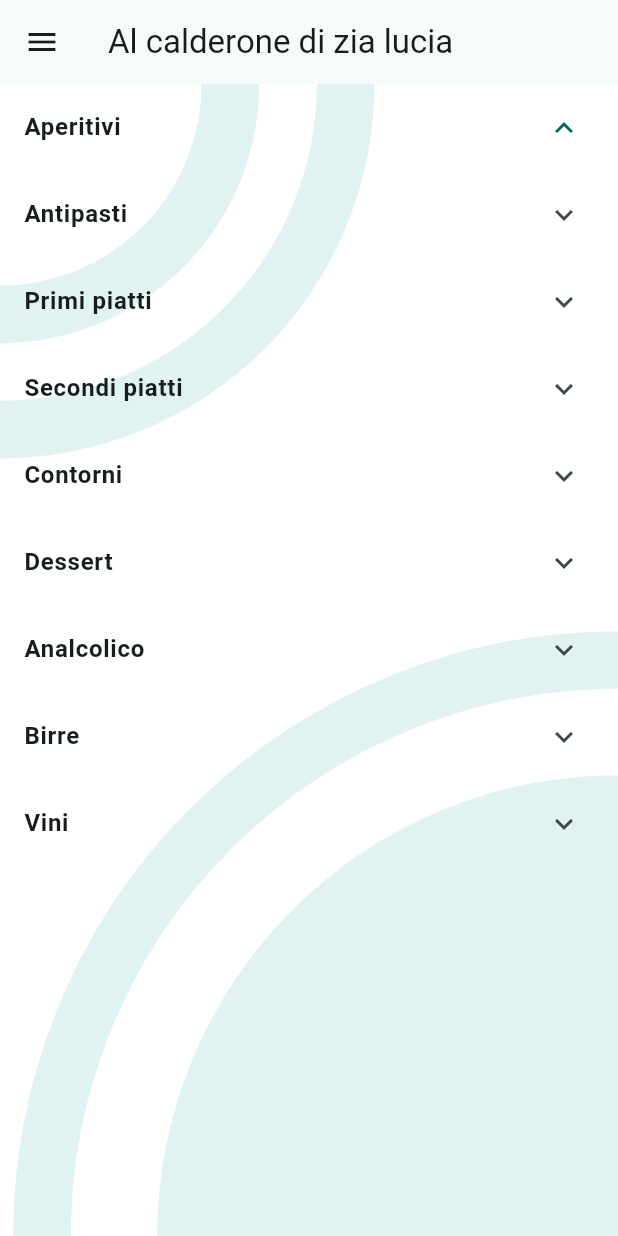
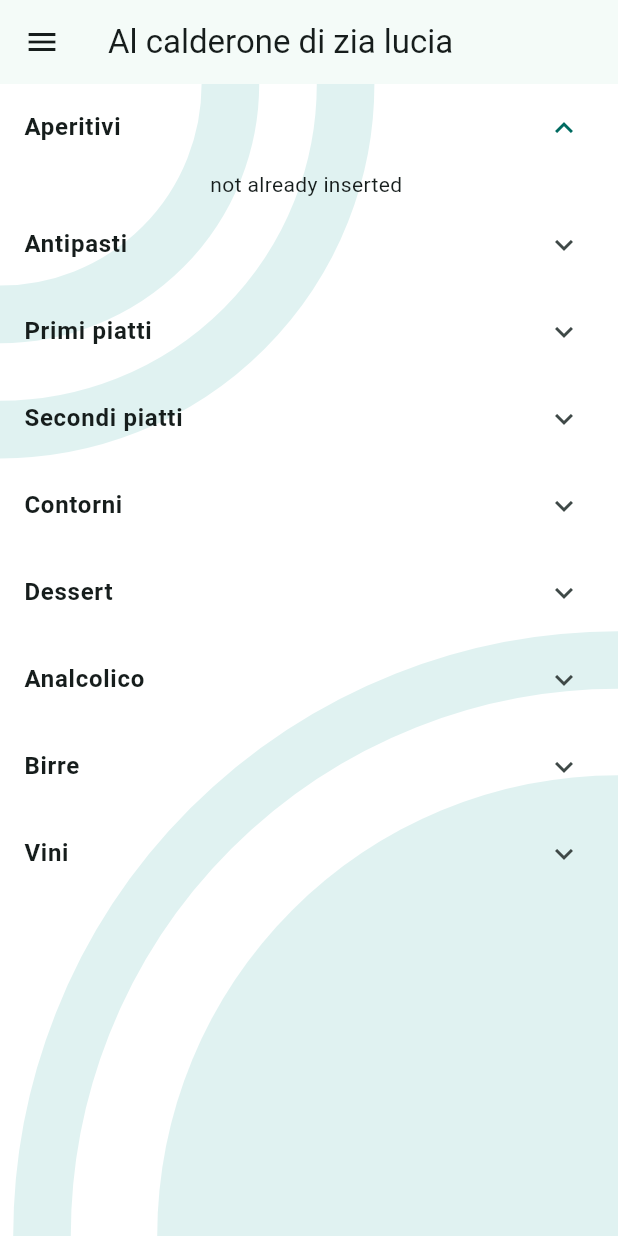
Before and after one commit to viler01/example_menu, a Flutter app: the screen it shows after launch, after a tap on "Aperitivi", on a phone screen of 412 x 824 dp. Run offline on Flutter 3.47's test engine with Material 3 defaults, Android fonts, the phone set to English and light mode, and no system bars; our stand-ins replace cloud_firestore, file_picker, firebase_auth, firebase_core, firebase_storage, flutter_svg; accounts and stored records are empty.

Commit message:
Is now possible see the actual foods inside each section of the menu in customer HomePage

```diff
--- a/lib/RouteGenerator.dart
+++ b/lib/RouteGenerator.dart
@@ -1,6 +1,6 @@
 import 'package:example_menu/screens/staffScreen/StaffAddScreen.dart';
 import 'package:flutter/material.dart';
-import 'package:example_menu/screens/staffScreen/HomePage.dart';
+import 'package:example_menu/screens/HomePage.dart';
 import 'package:example_menu/screens/staffScreen/LoginScreen.dart';
 import 'package:example_menu/screens/staffScreen/StaffEditScreen.dart';
 import 'package:example_menu/screens/staffScreen/StaffHomepage.dart';
--- a/lib/models/food_model.dart
+++ b/lib/models/food_model.dart
@@ -65,7 +65,7 @@ String translateFoodDescription({required Food food, required LanguageName langu
 
 
 //Traduzione delle food categories
-String translateFodCategory ({required FoodCategory foodCategory}){
+String translateFoodCategory ({required FoodCategory foodCategory}){
   switch(currentLanguage){
 
     case LanguageName.eng:
--- /dev/null
+++ b/lib/screens/HomePage.dart
@@ -0,0 +1,185 @@
+import 'package:example_menu/GlobalVariable.dart';
+import 'package:example_menu/models/language_model.dart';
+import 'package:example_menu/widgets/GeneralWidget/MyBackground.dart';
+import 'package:example_menu/widgets/costumersWidgets/FoodCardMenu.dart';
+import '../services/imports.dart';
+
+class HomePage extends StatefulWidget {
+  const HomePage({super.key});
+
+  @override
+  State<HomePage> createState() => _HomePageState();
+}
+
+class _HomePageState extends State<HomePage> {
+
+  late Stream<List<Food?>> myStream;
+
+  @override
+  void initState( ) {
+
+    myStream = DatabaseFood.allFood;
+
+    super.initState();
+  }
+
+  @override
+  Widget build(BuildContext context) {
+
+
+    return Scaffold(
+
+
+      appBar: AppBar(
+        title: Text(restourantName),
+      ),
+
+
+      drawer: Drawer(
+        backgroundColor: secondaryColor,
+        child: SafeArea(
+          child: SingleChildScrollView(
+            child: Column(
+              children: [
+                for(var language in Language.languageList())ListTile(
+                  leading: Text(language.flag),
+                  title: Text(language.visualName),
+                  onTap: (){
+                    setState(() {
+                      currentLanguage = language.name;
+                    });
+                    Navigator.pop(context);
+                  },
+                ),
+
+                const Divider(color: Colors.black,),
+                ListTile(
+                  leading: const Icon(Icons.person),
+                  title: const Text('Staff Login'),
+                  onTap: ()
+                  {
+                    Navigator.push(context,
+                        MaterialPageRoute(builder: (context) {
+                          return StreamProvider<CurrentUser?>.value(
+                              value: AuthService().user,
+                              initialData: CurrentUser(),
+                              catchError: (_, __) => null,
+                              child: AppDirector());
+                        }));
+                  }
+
+                )
+              ],
+            ),
+          ),
+        ),
+      ),
+
+      body: CustomPaint(
+        painter: MyBackground(),
+        child: SizedBox(
+          height: double.infinity,
+          child: SingleChildScrollView(
+            child:  StreamBuilder<List<Food?>>(
+                stream: myStream,
+                builder: (BuildContext context,
+                    AsyncSnapshot<List<Food?>> snapshot) {
+                  if (snapshot.hasError) {
+                    print(snapshot.error);
+                    return const Text('Something went wrong');
+                  }
+
+                  if (snapshot.connectionState ==
+                      ConnectionState.waiting) {
+                    return const LoadingWidget();
+                  }
+
+                  List<Food?> allFood = snapshot.data!;
+
+                  List<Food?> aperitifsList = getRightFood(
+                      allFood, 'FoodCategory.aperitifs');
+                  List<Food?> appetizersList = getRightFood(
+                      allFood, 'FoodCategory.appetizers');
+                  List<Food?> maindishesList = getRightFood(
+                      allFood, 'FoodCategory.mainDishes');
+                  List<Food?> secondCoursesList = getRightFood(
+                      allFood, 'FoodCategory.secondCourses');
+                  List<Food?> sideDishesList = getRightFood(
+                      allFood, 'FoodCategory.sideDishes');
+                  List<Food?> dessertList = getRightFood(
+                      allFood, 'FoodCategory.dessert');
+                  List<Food?> nonAlcoholicList = getRightFood(
+                      allFood, 'FoodCategory.nonAlcoholic');
+                  List<Food?> beersList = getRightFood(
+                      allFood, 'FoodCategory.beers');
+                  List<Food?> winesList = getRightFood(
+                      allFood, 'FoodCategory.wines');
+
+                  List<List<Food?>> allFoodInList=[
+                    aperitifsList,
+                    appetizersList,
+                    maindishesList,
+                    secondCoursesList,
+                    sideDishesList,
+                    dessertList,
+                    nonAlcoholicList,
+                    beersList,
+                    winesList,
+                  ];
+
+                  return Column(
+                      children: [
+                        for (int i =0; i<FoodCategory.values.length;i++)...
+                        [
+                          CustomExpansionTile(
+                            title: translateFoodCategory(
+                                foodCategory: FoodCategory.values[i]),
+                            children: [
+                              allFoodInList[i].isEmpty
+                                  ? Center(
+                                  child: Center(
+                                    child: Text(
+                                      'not already inserted ',
+                                    ),
+                                  ))
+                                  : Padding(
+                                padding:
+                                const EdgeInsets.all(8.0),
+                                child: ListView.builder(
+                                  physics:
+                                  const NeverScrollableScrollPhysics(),
+                                  shrinkWrap: true,
+                                  scrollDirection:
+                                  Axis.vertical,
+                                  itemBuilder:
+                                      (context, int index) {
+                                    return FoodCardMenu(food: allFoodInList[i][index]!);
+                                  },
+                                  itemCount: allFoodInList[i].length,
+                                ),
+                              )
+                            ],
+                          )
+
+                        ]
+                      ]
+                  );
+                }),
+          ),
+        ),
+      )
+    );
+  }
+}
+/*
+*  Column(
+              children: [
+                for(var foodCategory in FoodCategory.values)CustomExpansionTile(
+                    title: translateFodCategory(foodCategory: foodCategory),
+                  children: [
+                    for(var food in provaListaMenu)if(food.category == foodCategory)FoodCardMenu(food: food,)
+                  ],
+                ),
+              ],
+            ),
+* */
--- a/lib/screens/staffScreen/HomePage.dart
+++ /dev/null
@@ -1,87 +0,0 @@
-import 'package:example_menu/GlobalVariable.dart';
-import 'package:example_menu/models/language_model.dart';
-import 'package:example_menu/widgets/GeneralWidget/MyBackground.dart';
-import 'package:example_menu/widgets/costumersWidgets/FoodCardMenu.dart';
-import '../../services/imports.dart';
-
-class HomePage extends StatefulWidget {
-  const HomePage({super.key});
-
-  @override
-  State<HomePage> createState() => _HomePageState();
-}
-
-class _HomePageState extends State<HomePage> {
-  @override
-  Widget build(BuildContext context) {
-
-
-    return Scaffold(
-
-      appBar: AppBar(
-        title: Text(restourantName),
-      ),
-
-
-      drawer: Drawer(
-        backgroundColor: secondaryColor,
-        child: SafeArea(
-          child: SingleChildScrollView(
-            child: Column(
-              children: [
-                for(var language in Language.languageList())ListTile(
-                  leading: Text(language.flag),
-                  title: Text(language.visualName),
-                  onTap: (){
-                    setState(() {
-                      currentLanguage = language.name;
-                    });
-                    Navigator.pop(context);
-                  },
-                ),
-
-                const Divider(color: Colors.black,),
-                ListTile(
-                  leading: const Icon(Icons.person),
-                  title: const Text('Staff Login'),
-                  onTap: ()
-                  {
-                    Navigator.push(context,
-                        MaterialPageRoute(builder: (context) {
-                          return StreamProvider<CurrentUser?>.value(
-                              value: AuthService().user,
-                              initialData: CurrentUser(),
-                              catchError: (_, __) => null,
-                              child: AppDirector());
-                        }));
-                  }
-
-                )
-              ],
-            ),
-          ),
-        ),
-      ),
-
-
-      body: CustomPaint(
-        painter: MyBackground(),
-        child: SizedBox(
-          height: double.infinity,
-          child: SingleChildScrollView(
-            child: Column(
-              children: [
-                for(var foodCategory in FoodCategory.values)CustomExpansionTile(
-                    title: translateFodCategory(foodCategory: foodCategory),
-                  children: [
-                    for(var food in provaListaMenu)if(food.category == foodCategory)FoodCardMenu(food: food,)
-                  ],
-                ),
-              ],
-            ),
-          ),
-        ),
-      )
-    );
-  }
-}
--- a/lib/screens/staffScreen/StaffAddScreen.dart
+++ b/lib/screens/staffScreen/StaffAddScreen.dart
@@ -123,7 +123,7 @@ class _StaffAddScreenState extends State<StaffAddScreen> {
                                                   items: FoodCategory.values.map<DropdownMenuItem<FoodCategory>>((FoodCategory value) {
                                                     return DropdownMenuItem<FoodCategory>(
                                                       value: value,
-                                                      child: Text(translateFodCategory(foodCategory: value)),
+                                                      child: Text(translateFoodCategory(foodCategory: value)),
                                                     );
                                                   }).toList(),
                                                   onChanged: (value){
@@ -298,7 +298,7 @@ class _StaffAddScreenState extends State<StaffAddScreen> {
                                       items: FoodCategory.values.map<DropdownMenuItem<FoodCategory>>((FoodCategory value) {
                                         return DropdownMenuItem<FoodCategory>(
                                           value: value,
-                                          child: Text(translateFodCategory(foodCategory: value)),
+                                          child: Text(translateFoodCategory(foodCategory: value)),
                                         );
                                       }).toList(),
                                       onChanged: (value){
--- a/lib/screens/staffScreen/StaffEditScreen.dart
+++ b/lib/screens/staffScreen/StaffEditScreen.dart
@@ -188,7 +188,7 @@ class _StaffEditScreenState extends State<StaffEditScreen> {
                                           (FoodCategory value) {
                                     return DropdownMenuItem<FoodCategory>(
                                       value: value,
-                                      child: Text(translateFodCategory(
+                                      child: Text(translateFoodCategory(
                                           foodCategory: value)),
                                     );
                                   }).toList(),
@@ -404,7 +404,7 @@ class _StaffEditScreenState extends State<StaffEditScreen> {
                                 return DropdownMenuItem<FoodCategory>(
 
                                   value: value,
-                                  child: Text(translateFodCategory(
+                                  child: Text(translateFoodCategory(
                                       foodCategory: value)),
                                 );
                               }).toList(),
--- a/lib/screens/staffScreen/StaffHomepage.dart
+++ b/lib/screens/staffScreen/StaffHomepage.dart
@@ -99,7 +99,7 @@ class _StaffHomepageState extends State<StaffHomepage> {
                                   for (int i =0; i<FoodCategory.values.length;i++)...
                                   [
                                     CustomExpansionTile(
-                                      title: translateFodCategory(
+                                      title: translateFoodCategory(
                                           foodCategory: FoodCategory.values[i]),
                                       children: [
                                         allFoodInList[i].isEmpty
--- a/lib/services/imports.dart
+++ b/lib/services/imports.dart
@@ -46,7 +46,7 @@ export 'storage.dart';
 export '../screens/loading_screen.dart';
 export '../screens/staffScreen/LoginScreen.dart';
 export '../screens/staffScreen/StaffHomepage.dart';
-export '../screens/staffScreen/HomePage.dart';
+export '../screens/HomePage.dart';
 
 //general widget
 export '../widgets/GeneralWidget/CustomTextField.dart';
```
